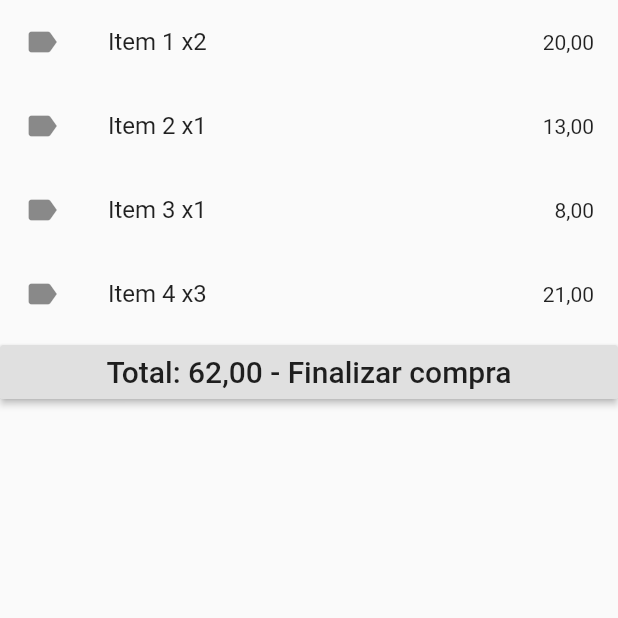
After one commit to rrangelvargas/t1_inf1300, a Flutter app: the Cart screen opened directly, on a phone screen of 412 x 824 dp, the top half of it. The commit adds this screen. Run offline on Flutter 3.47's test engine with Material 2 defaults, Android fonts, the phone set to English and light mode, and no system bars.

Commit message:
created cart screen

```diff
--- /dev/null
+++ b/lib/cart.dart
@@ -0,0 +1,45 @@
+import 'package:flutter/material.dart';
+
+class Cart extends StatefulWidget {
+  Cart();
+
+  @override
+  _CartState createState() => _CartState();
+}
+
+class _CartState extends State<Cart> {
+  @override
+  Widget build(BuildContext context) {
+    return Scaffold(
+      body: ListView(
+        children: [
+          ListTile(
+            title: Text('Item 1 x2'),
+            leading: Icon(Icons.label),
+            trailing: Text('20,00'),
+          ),
+          ListTile(
+            title: Text('Item 2 x1'),
+            leading: Icon(Icons.label),
+            trailing: Text('13,00'),
+          ),
+          ListTile(
+            title: Text('Item 3 x1'),
+            leading: Icon(Icons.label),
+            trailing: Text('8,00'),
+          ),
+          ListTile(
+            title: Text('Item 4 x3'),
+            leading: Icon(Icons.label),
+            trailing: Text('21,00'),
+          ),
+          RaisedButton(
+            onPressed: () {},
+            child: const Text('Total: 62,00 - Finalizar compra',
+                style: TextStyle(fontSize: 20)),
+          ),
+        ],
+      ),
+    );
+  }
+}
--- a/lib/home.dart
+++ b/lib/home.dart
@@ -1,5 +1,6 @@
 import 'package:flutter/material.dart';
 import 'package:t1_inf1300/newrequestfragment.dart';
+import 'package:t1_inf1300/cart.dart';
 
 class HomePage extends StatefulWidget {
   String title = 'Pharma +';
@@ -44,7 +45,7 @@ class _HomePageState extends State<HomePage> {
               },
             ),
             ListTile(
-              title: Text('Meu Perfil'),
+              title: Text('Carrinho'),
               onTap: () {
                 _onSelectItem(2);
               },
@@ -64,11 +65,11 @@ class _HomePageState extends State<HomePage> {
   _getDrawerItem(int pos) {
     switch (pos) {
       case 0:
-        return ;
+        return;
       case 1:
         return;
       case 2:
-        return;
+        return new Cart();
       case 3:
         return;
     }
```
